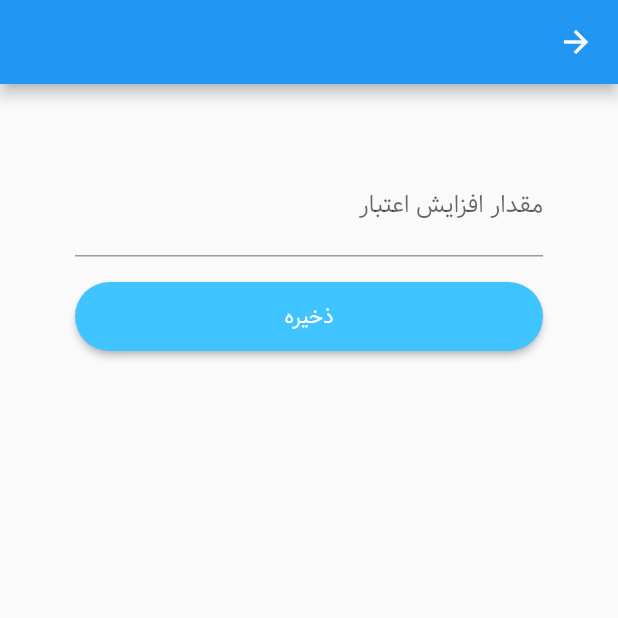
After one commit to Alireza271/ADSL_TCI, a Flutter app: the IncreaseCreditPage screen opened directly, on a phone screen of 412 x 824 dp, the top half of it. The commit adds this screen. Run offline on Flutter 3.47's test engine with Material 2 defaults, Android fonts, the phone set to English and light mode, and no system bars; our stand-ins replace device_info, dio, flutter_svg, fluttertoast, package_info, shared_preferences; missing offline and left inert: flutter_circular_chart, flutter_webview_plugin; accounts and stored records are empty; network calls fail.

Commit message:
addcomplet icrease creadit

```diff
--- a/lib/HomePage.dart
+++ b/lib/HomePage.dart
@@ -14,6 +14,7 @@ import 'package:shared_preferences/shared_preferences.dart';
 
 import 'ChangeNetPassword.dart';
 import 'ChangeServicePage.dart';
+import 'IncreaseCreditPage.dart';
 import 'LoginPage.dart';
 import 'ServicePage.dart';
 import 'TrafficPage.dart';
--- /dev/null
+++ b/lib/IncreaseCreditPage.dart
@@ -0,0 +1,89 @@
+import 'dart:developer' as developer;
+import 'dart:math';
+
+import 'package:ADSLTCI/IncrementDialog.dart';
+import 'package:ADSLTCI/Urls.dart';
+import 'package:dio/dio.dart';
+import 'package:flutter/cupertino.dart';
+import 'package:flutter/material.dart';
+import 'package:fluttertoast/fluttertoast.dart';
+import 'package:html/dom.dart' as dom;
+import 'package:html/parser.dart';
+import 'package:shared_preferences/shared_preferences.dart';
+
+class IncreaseCreditPage extends StatefulWidget {
+  @override
+  _IncreaseCreditPage createState() => _IncreaseCreditPage();
+}
+
+class _IncreaseCreditPage extends State<IncreaseCreditPage> {
+  final GlobalKey<ScaffoldState> _scaffoldKey = new GlobalKey<ScaffoldState>();
+  bool submit_loading = false;
+  TextEditingController incrementController = TextEditingController();
+
+  @override
+  Widget build(BuildContext context) {
+    final _formKey = GlobalKey<FormState>();
+    return Directionality(
+        textDirection: TextDirection.rtl,
+        child: Scaffold(
+            key: _scaffoldKey,
+            appBar: AppBar(),
+            body: Container(
+              child: Form(
+                key: _formKey,
+                child: ListView(
+                  padding: EdgeInsets.all(50),
+                  children: <Widget>[
+                    TextFormField(
+                      cursorWidth: 10,
+                      keyboardType: TextInputType.number,
+                      validator: (value) {
+                        int increment = int.parse(value);
+                        if (value.isEmpty) return " نمیتواند خالی باشد";
+                        if (increment < 10000)
+                          return " حداقل مقدار 10000 ریال میباشد";
+                        return null;
+                      },
+                      controller: incrementController,
+                      textAlign: TextAlign.center,
+                      autofocus: false,
+                      decoration: InputDecoration(
+                          labelText: 'مقدار افزایش اعتبار',
+                          suffixText: "ریال",
+                          suffixStyle: TextStyle(color: Colors.green)),
+                    ),
+                    Padding(
+                      padding: EdgeInsets.symmetric(vertical: 16.0),
+                      child: RaisedButton(
+                        shape: RoundedRectangleBorder(
+                          borderRadius: BorderRadius.circular(24),
+                        ),
+                        onPressed: () async {
+                          if (_formKey.currentState.validate()) {
+                            setState(() {
+                              submit_loading = true;
+                            });
+                            showDialog(
+                                context: context,
+                                child: IncrementDialog(
+                                    int.parse(incrementController.text)));
+                            setState(() {
+                              submit_loading = false;
+                            });
+                          }
+                        },
+                        padding: EdgeInsets.all(12),
+                        color: Colors.lightBlueAccent,
+                        child: (submit_loading
+                            ? CircularProgressIndicator()
+                            : Text('ذخیره',
+                                style: TextStyle(color: Colors.white))),
+                      ),
+                    )
+                  ],
+                ),
+              ),
+            )));
+  }
+}
--- a/lib/Urls.dart
+++ b/lib/Urls.dart
@@ -6,6 +6,7 @@ class Urls {
   static const String traffics = _host + "panel/ajax/traffic";
   static const String change_service = _host + "panel/ajax/change-service";
   static const String service = _host + "panel/ajax/service";
+  static const String wallet = _host + "panel/ajax/wallet";
   static const String servicePage = _host + "panel/buy-service";
   static const String change_service_page = _host + "panel/change-service";
   static const String logout = _host + "panel/logout";
```
Also changed, not shown: lib/IncrementDialog.dart (added, +262 -0 lines), lib/Models/increase_credit_mopdel_entity.dart (added, +29 -0 lines), lib/json.json (+28 -0 lines), lib/requests/RequestList.dart (+28 -14 lines), lib/generated/json/base/json_convert_content.dart, lib/generated/json/increase_credit_mopdel_entity_helper.dart (added).
